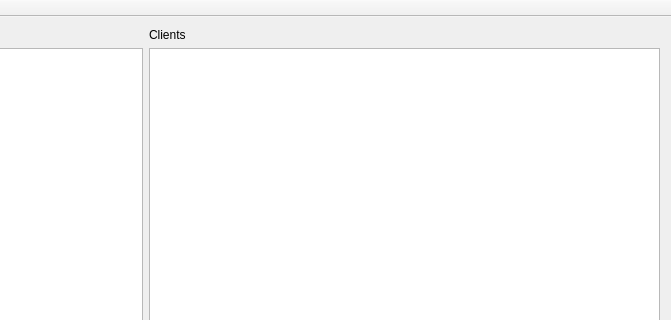
Before: the Qt Designer form Server/mainwindow.ui in IT-Students-Web-Project/ResourceMonitoring, drawn with Qt 5; both pictures show x 380 to 1051 and y 0 to 320 of the 1051 by 474 pixel window.
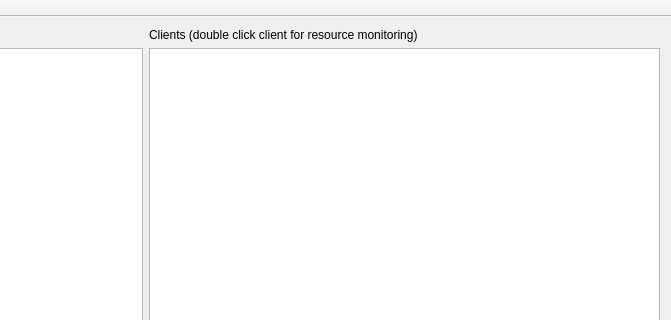
After: the same form once the commit is applied.

Commit message: Added process list display in client view

```diff
--- a/Server/mainwindow.ui
+++ b/Server/mainwindow.ui
@@ -31,7 +31,7 @@
     <item row="0" column="1">
      <widget class="QLabel" name="label_clients">
       <property name="text">
-       <string>Clients</string>
+       <string>Clients (double click client for resource monitoring)</string>
       </property>
      </widget>
     </item>
```
The commit also changes 7 other files.
